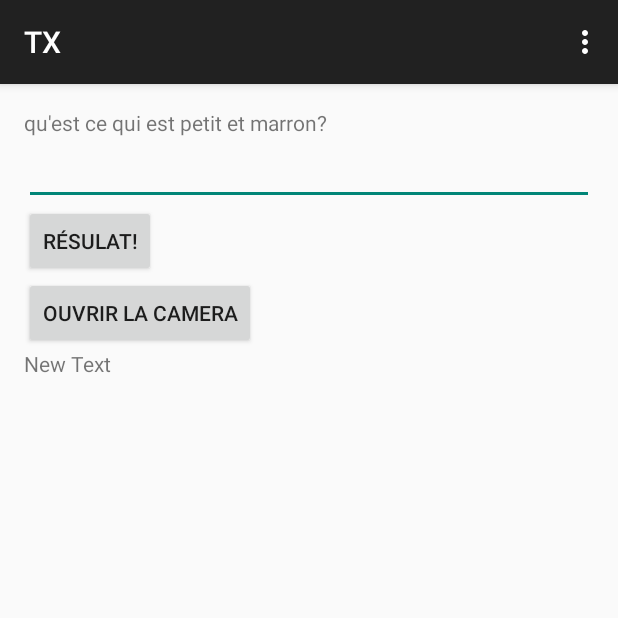
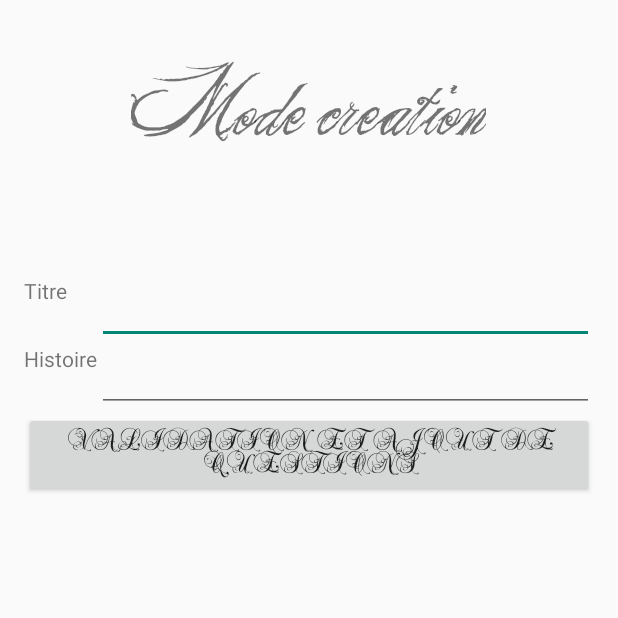
Before and after one commit to TonyMalghem/TX_ocr, an Android app: the screen it shows after launch (Activity_JSON before the commit, creation after it), after a tap on "MODE CREATION", on a phone screen of 412 x 824 dp, the top half of it. Run offline under Robolectric (Android 15) with nearby library versions, the phone set to English and light mode, and no system bars.

Commit message:
mode édition

```diff
--- a/app/src/main/assets/test.JSON
+++ b/app/src/main/assets/test.JSON
@@ -1,4 +1,6 @@
 {
+    "titre":"titre",
+	"histoire":"lala",
 	"enigme":
 	[
 		{
--- a/app/src/main/java/com/projet/tony/tx/Page_menu.java
+++ b/app/src/main/java/com/projet/tony/tx/Page_menu.java
@@ -12,6 +12,7 @@ import android.widget.TextView;
 import android.widget.Button;
 
 import com.projet.tony.tx.background.Affichage;
+import com.projet.tony.tx.creation_mode.creation;
 
 
 public class Page_menu extends Activity {
@@ -64,7 +65,7 @@ public class Page_menu extends Activity {
 
             @Override
             public void onClick(View v) {
-                Intent intent = new Intent(Page_menu.this, Activity_JSON.class);
+                Intent intent = new Intent(Page_menu.this, creation.class);
                 startActivity(intent);
             }
         });
--- /dev/null
+++ b/app/src/main/java/com/projet/tony/tx/creation_mode/creation.java
@@ -0,0 +1,129 @@
+package com.projet.tony.tx.creation_mode;
+
+import android.app.Activity;
+import android.content.Context;
+import android.content.Intent;
+import android.graphics.Typeface;
+import android.os.Bundle;
+import android.view.Menu;
+import android.view.MenuItem;
+import android.view.View;
+import android.widget.Button;
+import android.widget.TextView;
+import android.widget.EditText;
+
+import com.projet.tony.tx.Activity_JSON;
+import com.projet.tony.tx.R;
+
+import org.json.JSONArray;
+import org.json.JSONException;
+import org.json.JSONObject;
+
+import java.io.File;
+import java.io.FileNotFoundException;
+import java.io.FileOutputStream;
+import java.io.IOException;
+
+public class creation extends Activity {
+
+    @Override
+    protected void onCreate(Bundle savedInstanceState) {
+        super.onCreate(savedInstanceState);
+        setContentView(R.layout.activity_creation);
+
+        ///////////////////////
+        // GESTION DU TITRE  //
+        ///////////////////////
+
+        TextView tv=(TextView) findViewById(R.id.titre);
+        Typeface font = Typeface.createFromAsset(getAssets(), "KQ.ttf");
+        tv.setTypeface(font);
+        tv.setTextSize(30);
+        tv.setText("Mode creation");
+
+
+        final Button monbutt = (Button) findViewById(R.id.button);
+        Typeface font2 = Typeface.createFromAsset(getAssets(), "PRC.ttf");
+        monbutt.setTypeface(font2);
+        final EditText monedit =(EditText)findViewById(R.id.editText);
+        final EditText monedit2 =(EditText)findViewById(R.id.editText2);
+        monbutt.setOnClickListener(new View.OnClickListener() {
+
+            @Override
+            public void onClick(View v) {
+                create_file(monedit.getText().toString(),monedit2.getText().toString());
+                Intent intent = new Intent(creation.this, Ajout_question.class);
+                intent.putExtra("fichier", monedit.getText().toString());
+                startActivity(intent);
+            }
+        });
+    }
+
+
+
+
+    public void create_file(String name,String histoire)
+    {
+        File file = getFileStreamPath(name+".txt");
+
+        if (!file.exists()) {
+            try {
+                file.createNewFile();
+            } catch (IOException e) {
+                e.printStackTrace();
+            }
+        }
+
+        FileOutputStream writer = null;
+        try {
+            writer = openFileOutput(file.getName(), Context.MODE_PRIVATE);
+        } catch (FileNotFoundException e) {
+            e.printStackTrace();
+        }
+
+        JSONObject base= new JSONObject();
+        JSONArray enigmes=new JSONArray();
+        try {
+            base.put("titre",name);
+            base.put("histoire",histoire);
+            base.put("enigme",enigmes);
+        } catch (JSONException e) {
+            e.printStackTrace();
+        }
+
+
+        try {
+            writer.write(base.toString().getBytes());
+        } catch (IOException e) {
+            e.printStackTrace();
+        }
+
+
+
+        try {
+            writer.close();
+        } catch (IOException e) {
+            e.printStackTrace();
+        }
+    }
+
+
+    @Override
+    public boolean onCreateOptionsMenu(Menu menu) {
+        // Inflate the menu; this adds items to the action bar if it is present.
+        getMenuInflater().inflate(R.menu.creation, menu);
+        return true;
+    }
+
+    @Override
+    public boolean onOptionsItemSelected(MenuItem item) {
+        // Handle action bar item clicks here. The action bar will
+        // automatically handle clicks on the Home/Up button, so long
+        // as you specify a parent activity in AndroidManifest.xml.
+        int id = item.getItemId();
+        if (id == R.id.action_settings) {
+            return true;
+        }
+        return super.onOptionsItemSelected(item);
+    }
+}
--- /dev/null
+++ b/app/src/main/res/layout/activity_creation.xml
@@ -0,0 +1,90 @@
+<FrameLayout xmlns:android="http://schemas.android.com/apk/res/android"
+    android:id="@+id/frameLayout1"
+    android:layout_width="fill_parent"
+    android:layout_height="fill_parent" >
+
+    <LinearLayout
+        android:id="@+id/counterLayout"
+        android:layout_width="fill_parent"
+        android:layout_height="fill_parent"
+        android:orientation="vertical" >
+
+    </LinearLayout>
+    <RelativeLayout xmlns:android="http://schemas.android.com/apk/res/android"
+        xmlns:tools="http://schemas.android.com/tools"
+        android:layout_width="match_parent"
+        android:layout_height="455dp"
+        android:paddingLeft="@dimen/activity_horizontal_margin"
+        android:paddingRight="@dimen/activity_horizontal_margin"
+        android:paddingTop="@dimen/activity_vertical_margin"
+        android:paddingBottom="@dimen/activity_vertical_margin"
+        tools:context="com.projet.tony.tx.Page_menu">
+
+        <TextView
+            android:text="@string/hello_world"
+            android:layout_width="wrap_content"
+            android:layout_height="wrap_content"
+            android:id="@+id/titre"
+            android:layout_centerHorizontal="true" />
+
+        <TableLayout
+            android:layout_width="fill_parent"
+            android:layout_height="fill_parent"
+            android:layout_below="@+id/titre"
+            android:layout_alignParentEnd="true"
+            android:layout_marginTop="42dp">
+
+            <TableRow
+                android:layout_width="fill_parent"
+                android:layout_height="fill_parent">
+
+                <TextView
+                    android:layout_width="wrap_content"
+                    android:layout_height="wrap_content"
+                    android:text="Titre"
+                    android:id="@+id/textView" />
+
+                <EditText
+                    android:layout_width="wrap_content"
+                    android:layout_height="wrap_content"
+                    android:id="@+id/editText"
+                    android:layout_gravity="center_vertical"
+                    android:layout_weight="1" />
+
+            </TableRow>
+
+            <TableRow
+                android:layout_width="fill_parent"
+                android:layout_height="fill_parent"
+                android:id="@+id/tableRow">
+
+                <TextView
+                    android:layout_width="wrap_content"
+                    android:layout_height="wrap_content"
+                    android:text="Histoire"
+                    android:id="@+id/textView2" />
+
+                <EditText
+                    android:layout_width="wrap_content"
+                    android:layout_height="wrap_content"
+                    android:id="@+id/editText2"
+                    android:layout_gravity="center_vertical"
+                    android:layout_weight="1" />
+            </TableRow>
+
+            <Button
+                android:layout_width="wrap_content"
+                android:layout_height="wrap_content"
+                android:text="Validation et ajout de questions"
+                android:id="@+id/button" />
+
+            <TableRow
+                android:layout_width="fill_parent"
+                android:layout_height="fill_parent">
+
+            </TableRow>
+
+        </TableLayout>
+
+    </RelativeLayout>
+</FrameLayout>
--- /dev/null
+++ b/app/src/main/res/menu/creation.xml
@@ -0,0 +1,8 @@
+<menu xmlns:android="http://schemas.android.com/apk/res/android"
+    xmlns:tools="http://schemas.android.com/tools"
+    tools:context="com.projet.tony.tx.creation_mode.creation" >
+    <item android:id="@+id/action_settings"
+        android:title="@string/action_settings"
+        android:orderInCategory="100"
+        android:showAsAction="never" />
+</menu>
--- a/app/src/main/res/values/strings.xml
+++ b/app/src/main/res/values/strings.xml
@@ -11,5 +11,7 @@
     <string name="title_activity_menu">Menu</string>
     <string name="title_activity_page_menu">Page_menu</string>
     <string name="title_activity_apropos">apropos</string>
+    <string name="title_activity_creation">creation</string>
+    <string name="title_activity_ajout_question">Ajout_question</string>
 
 </resources>
```
Also changed, not shown: app/src/main/AndroidManifest.xml (+8 -0 lines), app/src/main/assets/base.JSON (added, +12 -0 lines), app/src/main/java/com/projet/tony/tx/creation_mode/Ajout_question.java (added, +193 -0 lines), app/src/main/res/layout/activity_ajout_question.xml (added, +106 -0 lines), app/src/main/res/menu/ajout_question.xml (added, +8 -0 lines), 3 other files.
